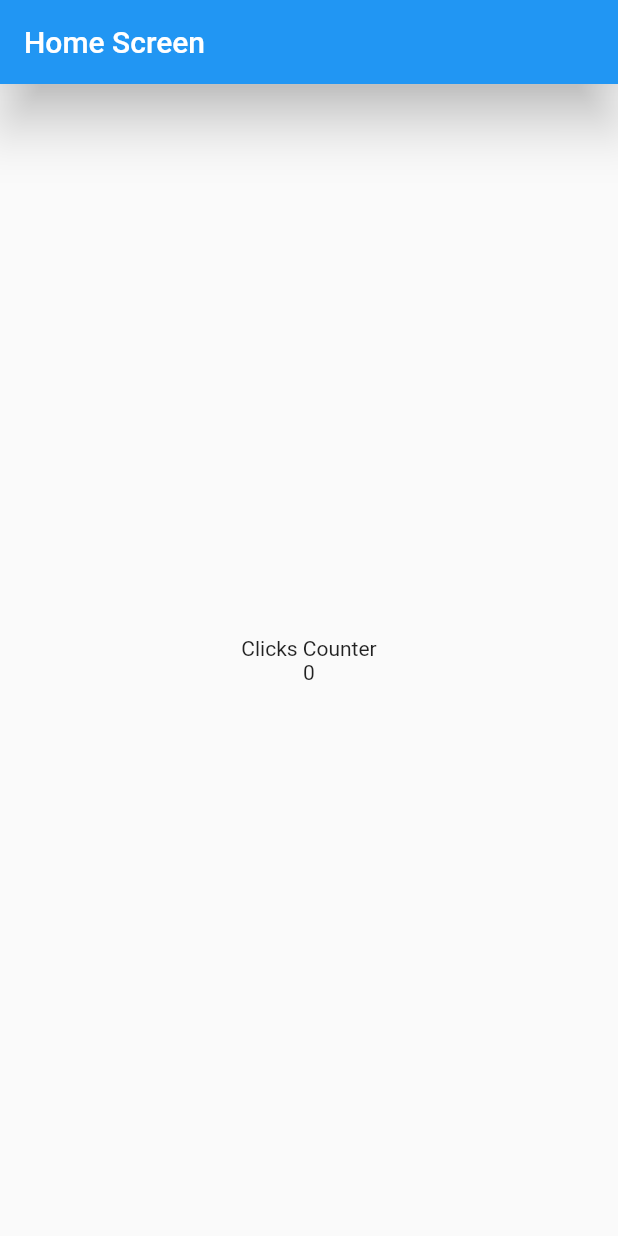
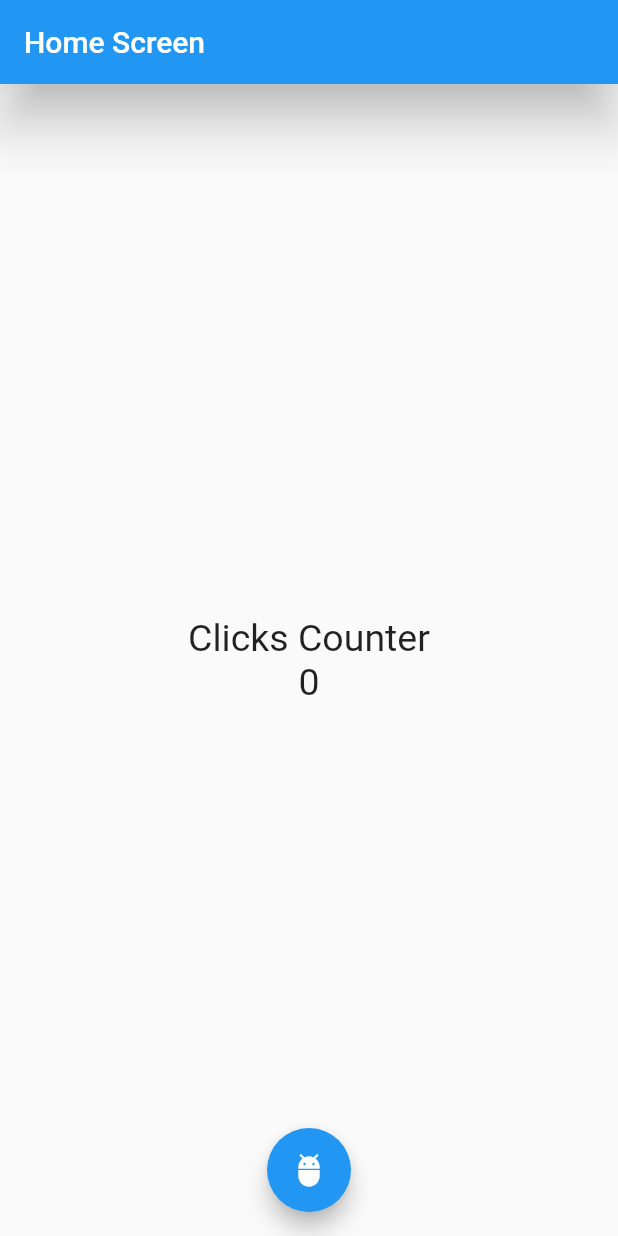
Before and after one commit to davidrodri/flutter_application, a Flutter app: the screen it shows after launch, on a phone screen of 412 x 824 dp. Run offline on Flutter 3.47's test engine with Material 2 defaults, Android fonts, the phone set to English and light mode, and no system bars.

Commit message:
floatingActionButtonLocation - moved and add

```diff
--- a/lib/screens/home_screen.dart
+++ b/lib/screens/home_screen.dart
@@ -5,6 +5,8 @@ class HomeScreen extends StatelessWidget {
 
   @override
   Widget build(BuildContext context) {
+    const tamanoFuente = TextStyle(fontSize: 25);
+
     return Scaffold(
       appBar: AppBar(
         title: const Text('Home Screen'),
@@ -13,8 +15,24 @@ class HomeScreen extends StatelessWidget {
       body: Center(
         child: Column(
           mainAxisAlignment: MainAxisAlignment.center,
-          children: const <Widget>[Text('Clicks Counter'), Text('0')],
+          children: const [
+            Text(
+              'Clicks Counter',
+              style: tamanoFuente,
+            ),
+            Text(
+              '0',
+              style: tamanoFuente,
+            )
+          ],
         ),
+      ),
+      floatingActionButtonLocation: FloatingActionButtonLocation.centerFloat,
+      floatingActionButton: FloatingActionButton(
+        child: const Icon(Icons.adb_sharp),
+        onPressed: () {
+          print('Hello World');
+        },
       ),
     );
   }
```
